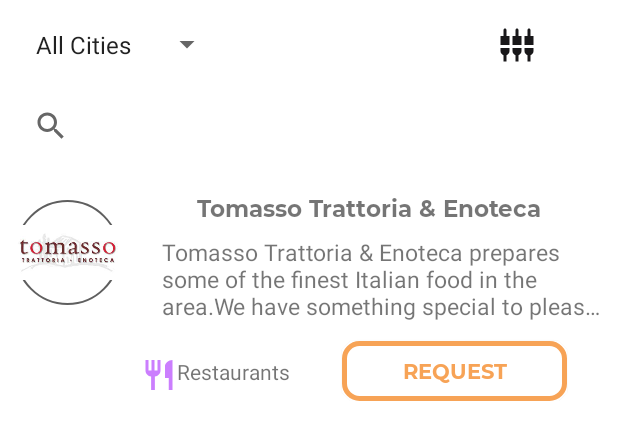
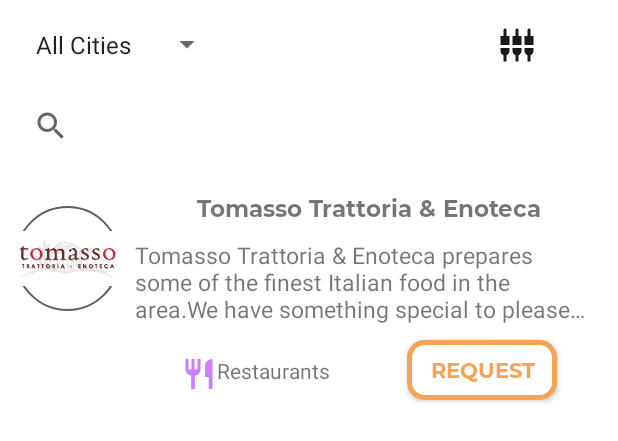
Before and after one commit to LAdamyan/main, an Android app: the layout recycle_view_item.xml on its own in the app's theme, with its tools: preview values and no code run, on a phone screen of 412 x 824 dp. Shown: the top 441 px of the screen. Run offline under Robolectric (Android 15) with nearby library versions, the light colour scheme and no system bars.

Commit message:
homework10

```diff
--- a/app/src/main/res/layout/recycle_view_item.xml
+++ b/app/src/main/res/layout/recycle_view_item.xml
@@ -41,14 +41,16 @@
 
     <androidx.appcompat.widget.AppCompatImageView
         android:id="@+id/image1"
-        android:layout_width="70dp"
-        android:layout_height="70dp"
-        android:layout_marginStart="10dp"
-        android:layout_marginTop="@dimen/twenty_five_dp"
+        android:layout_width="@dimen/seventy_dp"
+        android:layout_height="@dimen/seventy_dp"
+        android:layout_marginStart="@dimen/ten_dp"
+
         android:background="@drawable/image_radius"
         android:src="@drawable/tomasso"
+        app:layout_constraintBottom_toBottomOf="parent"
         app:layout_constraintStart_toStartOf="parent"
-        app:layout_constraintTop_toBottomOf="@id/listView_searchBar" />
+        app:layout_constraintTop_toBottomOf="@id/listView_searchBar"
+        app:layout_constraintVertical_bias="0.3"/>
 
     <androidx.appcompat.widget.AppCompatTextView
         android:id="@+id/textView_name"
@@ -64,11 +66,11 @@
 
     <androidx.appcompat.widget.AppCompatTextView
         android:id="@+id/textView_text"
-        android:layout_width="294dp"
-        android:layout_height="70dp"
-        android:layout_marginStart="@dimen/twenty_dp"
-        android:layout_marginEnd="@dimen/ten_dp"
-        android:layout_marginTop="8dp"
+        android:layout_width="match_parent"
+        android:layout_height="wrap_content"
+        android:layout_marginStart="@dimen/ninety_dp"
+        android:layout_marginEnd="@dimen/twenty_dp"
+        android:layout_marginTop="@dimen/ten_dp"
         android:maxLines="3"
         android:ellipsize="end"
         android:text="@string/tomasso_text"
@@ -83,25 +85,31 @@
         android:layout_width="wrap_content"
         android:layout_height="wrap_content"
         android:layout_marginTop="@dimen/five_dp"
-        android:layout_marginStart="@dimen/sixty_dp"
         android:drawableStart="@drawable/ic_baseline_restaurant_24"
         android:text="@string/restaurants"
         app:layout_constraintBottom_toBottomOf="@+id/request1"
         app:layout_constraintEnd_toStartOf="@id/request1"
-        app:layout_constraintStart_toStartOf="parent"
-        app:layout_constraintTop_toBottomOf="@id/textView_text" />
+        app:layout_constraintStart_toStartOf="@id/textView_text"
+        app:layout_constraintTop_toTopOf="@id/request1"
+         />
 
     <androidx.appcompat.widget.AppCompatButton
         android:id="@+id/request1"
-        android:layout_width="150dp"
+        android:layout_width="@dimen/hundred_dp"
         android:layout_height="40dp"
         android:background="@drawable/request_background"
         android:fontFamily="@font/montserrat_bold"
         android:text="@string/request"
         android:textColor="#F7A356"
+        android:layout_marginStart="@dimen/twenty_dp"
+        android:layout_marginEnd="@dimen/ten_dp"
+        android:layout_marginTop="@dimen/ten_dp"
+        android:layout_marginBottom="@dimen/ten_dp"
         app:layout_constraintEnd_toEndOf="parent"
         app:layout_constraintStart_toEndOf="@id/restaurant"
-        app:layout_constraintTop_toBottomOf="@id/textView_text" />
+        app:layout_constraintTop_toBottomOf="@id/textView_text"
+        app:layout_constraintBottom_toBottomOf="parent
+"/>
 
 
 
```
